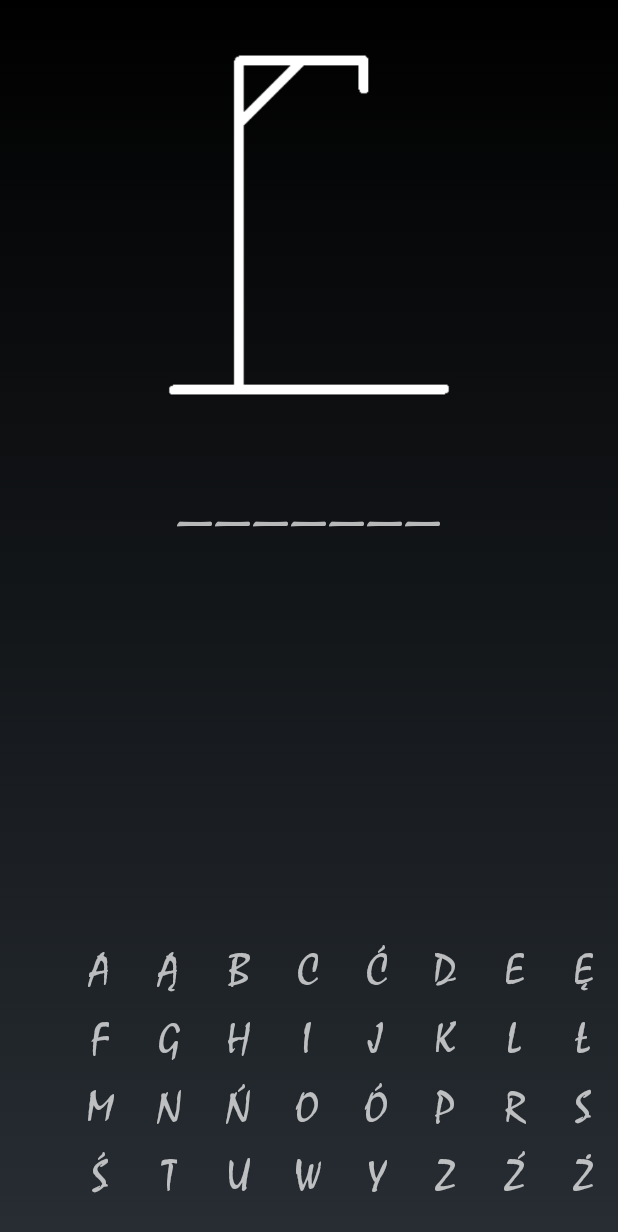
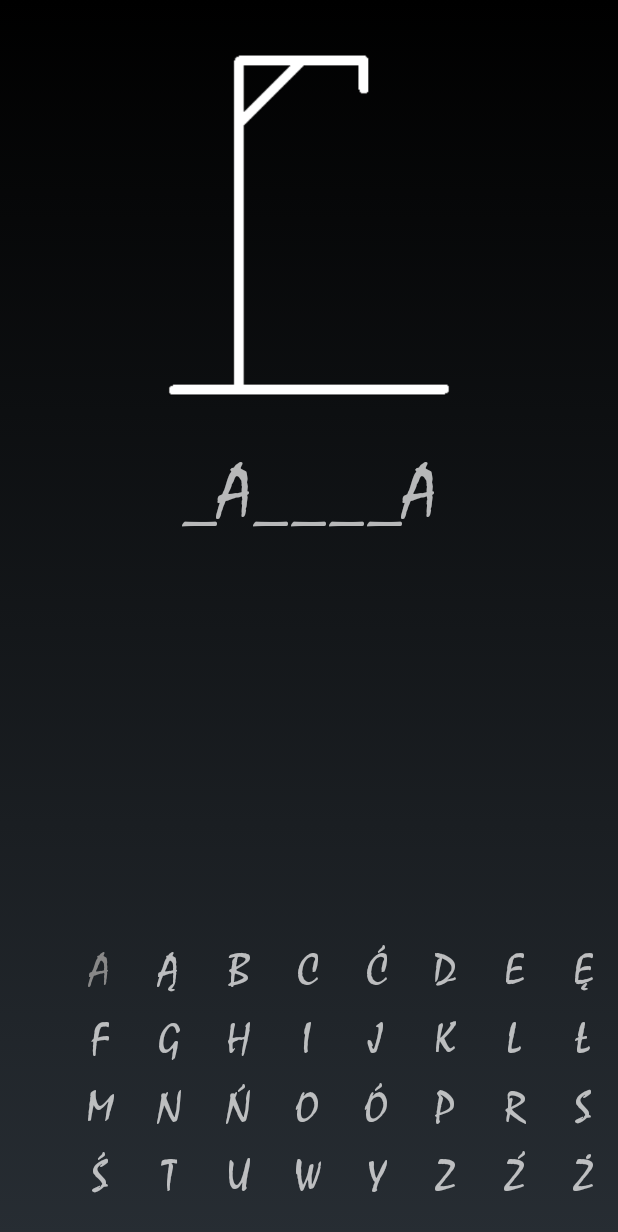
Before and after one commit to pPaszynski/HungmanGame, an Android app: the GameWindow screen opened directly, with no data from a screen before it, after a tap on an icon or button, on a phone screen of 412 x 824 dp. Shown: the top 1232 px of the screen. Run offline under Robolectric (Android 15) with nearby library versions, the phone set to English and light mode, and no system bars.

Commit message:
The first working version

```diff
--- a/app/src/main/java/com/example/dives/wisielec/controller/GameController.java
+++ b/app/src/main/java/com/example/dives/wisielec/controller/GameController.java
@@ -7,6 +7,7 @@ import android.widget.Toast;
 import com.example.dives.wisielec.model.Game;
 
 
+import java.util.ArrayList;
 import java.util.Arrays;
 import java.util.List;
 
@@ -33,8 +34,17 @@ public class GameController {
 //    }
 //}
 
-    public void checkLetter(String s) {
+    public List<Integer> checkLetter(String s) {
+        List<Integer> positions = new ArrayList<>();
 
+        for(Integer i = 0; i<this.word.length(); i++)
+        {
+            if(this.word.indexOf(s, i)!=-1){
+                positions.add(this.word.indexOf(s, i));
+            }
+        }
+
+        return positions;
     }
 
     public String getWord(){
--- a/app/src/main/java/com/example/dives/wisielec/model/Game.java
+++ b/app/src/main/java/com/example/dives/wisielec/model/Game.java
@@ -21,10 +21,10 @@ public class Game {
     private void generateWord(){
         if (this.category.equals("Państwa")) {
             Random rand = new Random();
-            this.word = countries.get(rand.nextInt(countries.size()));
+            this.word = countries.get(rand.nextInt(countries.size())).toUpperCase();
         } else if (this.category.equals("Miasta")) {
             Random rand = new Random();
-            this.word = cities.get(rand.nextInt(cities.size()));
+            this.word = cities.get(rand.nextInt(cities.size())).toUpperCase();
         }
         printCategory();
         System.out.println(getWord());
--- a/app/src/main/java/com/example/dives/wisielec/view/GameWindow.java
+++ b/app/src/main/java/com/example/dives/wisielec/view/GameWindow.java
@@ -6,18 +6,25 @@ import android.graphics.Typeface;
 import android.os.Bundle;
 import android.view.View;
 import android.widget.ImageView;
+import android.widget.LinearLayout;
 import android.widget.TextView;
 
 import com.example.dives.wisielec.R;
 import com.example.dives.wisielec.controller.GameController;
+
+import java.util.List;
+
+import static android.graphics.Color.GRAY;
 
 
 public class GameWindow extends Activity {
 
     private GameController gameController;
     private Integer[] ids;
+    private Integer counter = 0;
     private String guessWord = "";
     private TextView wordTextview;
+    private ImageView statImageView;
     //private TextView[] letters;
 
     @Override
@@ -25,8 +32,8 @@ public class GameWindow extends Activity {
         super.onCreate(savedInstanceState);
         setContentView(R.layout.game);
 
-        ImageView imageView = (ImageView) findViewById(R.id.imageView2);
-        imageView.setImageResource(R.drawable.st0);
+        statImageView = (ImageView) findViewById(R.id.imageView2);
+        setImage();
         wordTextview = (TextView)findViewById(R.id.word);
 
         setFontLetters();
@@ -70,7 +77,53 @@ public class GameWindow extends Activity {
         Integer id = view.getId();
         TextView letter = (TextView)findViewById(id);
         System.out.println(letter.getText().toString());
-        gameController.checkLetter(letter.getText().toString());
+        if(gameController.checkLetter(letter.getText().toString()).isEmpty())
+        {
+            setImage();
+        }else{
+            displayLetter(gameController.checkLetter(letter.getText().toString()));
+            checkWin();
+            System.out.println(gameController.checkLetter(letter.getText().toString()));
+        }
+        letter.setTextColor(GRAY);
+        letter.setEnabled(false);
+        System.out.println(letter.getText().toString());
+    }
+
+    private void checkWin() {
+        if(this.guessWord.indexOf("_")==-1){
+            statImageView.setImageResource(R.drawable.win);
+            disableKey();
+        }
+    }
+
+    private void setImage() {
+        switch(counter) {
+            case 0:
+                statImageView.setImageResource(R.drawable.st0);
+                break;
+            case 1:
+                statImageView.setImageResource(R.drawable.st1);
+                break;
+            case 2:
+                statImageView.setImageResource(R.drawable.st2);
+                break;
+            case 3:
+                statImageView.setImageResource(R.drawable.st3);
+                break;
+            case 4:
+                statImageView.setImageResource(R.drawable.st4);
+                break;
+            case 5:
+                statImageView.setImageResource(R.drawable.st5);
+                break;
+            case 6:
+                statImageView.setImageResource(R.drawable.st6);
+                disableKey();
+                break;
+        }
+        counter++;
+        System.out.println(counter);
     }
 
     public void setWordView(String word) {
@@ -80,4 +133,35 @@ public class GameWindow extends Activity {
         }
         this.wordTextview.setText(guessWord.toString());
     }
+
+    private void displayLetter(List<Integer> pos){
+        StringBuilder ans = new StringBuilder(this.guessWord);
+        System.out.println(pos);
+        for(Integer i : pos){
+            ans.setCharAt(i, gameController.getWord().charAt(i));
+            //System.out.println("naaaaa"+gameController.getWord().charAt(i));
+            this.guessWord=ans.toString();
+           // System.out.println("geswo"+this.guessWord);
+        }
+
+        refreshWord();
+    }
+
+    private void refreshWord(){
+        this.wordTextview.setText(guessWord.toString());
+    }
+
+    private void disableKey() {
+//        char[] abc = {'a', 'ą', 'b', 'c', 'ć', 'd', 'e', 'ę',
+//                'f', 'g', 'h', 'i', 'j', 'k', 'l', 'ł',
+//                'm', 'n', 'ń', 'o', 'ó', 'p', 'r', 's',
+//                'ś', 't', 'u', 'w', 'y', 'z', 'ź', 'ż'};
+        wordTextview.setText(gameController.getWord());
+        for(Integer aa: ids)
+        {
+            TextView textView = (TextView) findViewById(aa);
+            textView.setEnabled(false);
+            //textView.setOnClickListener(onClickListener);
+        }
+    }
 }
--- a/app/src/main/res/layout/game.xml
+++ b/app/src/main/res/layout/game.xml
@@ -1,8 +1,8 @@
 <?xml version="1.0" encoding="utf-8"?>
-<android.support.constraint.ConstraintLayout
-    xmlns:android="http://schemas.android.com/apk/res/android"
+<android.support.constraint.ConstraintLayout xmlns:android="http://schemas.android.com/apk/res/android"
     xmlns:app="http://schemas.android.com/apk/res-auto"
     xmlns:tools="http://schemas.android.com/tools"
+    android:id="@+id/lay"
     android:layout_width="match_parent"
     android:layout_height="match_parent"
     android:theme="@style/Base.Theme.AppCompat"
@@ -51,9 +51,9 @@
                     android:layout_height="46dp"
                     android:layout_weight="1"
                     android:gravity="center"
+                    android:onClick="onClick"
                     android:text="A"
                     android:textSize="30sp"
-                    android:onClick="onClick"
                     tools:layout_editor_absoluteX="8dp"
                     tools:layout_editor_absoluteY="392dp" />
 
@@ -63,9 +63,9 @@
                     android:layout_height="46dp"
                     android:layout_weight="1"
                     android:gravity="center"
+                    android:onClick="onClick"
                     android:text="Ą"
                     android:textSize="30sp"
-                    android:onClick="onClick"
                     tools:layout_editor_absoluteX="52dp"
                     tools:layout_editor_absoluteY="384dp" />
 
@@ -75,8 +75,8 @@
                     android:layout_height="46dp"
                     android:layout_weight="1"
                     android:gravity="center"
+                    android:onClick="onClick"
                     android:text="B"
-                    android:onClick="onClick"
                     android:textSize="30sp" />
 
                 <TextView
@@ -85,8 +85,8 @@
                     android:layout_height="46dp"
                     android:layout_weight="1"
                     android:gravity="center"
+                    android:onClick="onClick"
                     android:text="C"
-                    android:onClick="onClick"
                     android:textSize="30sp" />
 
                 <TextView
@@ -95,8 +95,8 @@
                     android:layout_height="46dp"
                     android:layout_weight="1"
                     android:gravity="center"
+                    android:onClick="onClick"
                     android:text="Ć"
-                    android:onClick="onClick"
                     android:textSize="30sp" />
 
                 <TextView
@@ -105,8 +105,8 @@
                     android:layout_height="46dp"
                     android:layout_weight="1"
                     android:gravity="center"
+                    android:onClick="onClick"
                     android:text="D"
-                    android:onClick="onClick"
                     android:textSize="30sp" />
 
                 <TextView
@@ -115,8 +115,8 @@
                     android:layout_height="46dp"
                     android:layout_weight="1"
                     android:gravity="center"
+                    android:onClick="onClick"
                     android:text="E"
-                    android:onClick="onClick"
                     android:textSize="30sp" />
 
                 <TextView
@@ -125,8 +125,8 @@
                     android:layout_height="46dp"
                     android:layout_weight="1"
                     android:gravity="center"
+                    android:onClick="onClick"
                     android:text="Ę"
-                    android:onClick="onClick"
                     android:textSize="30sp" />
             </LinearLayout>
 
@@ -148,8 +148,8 @@
                     android:layout_height="46dp"
                     android:layout_weight="1"
                     android:gravity="center"
+                    android:onClick="onClick"
                     android:text="F"
-                    android:onClick="onClick"
                     android:textSize="30sp"
                     tools:layout_editor_absoluteX="8dp"
                     tools:layout_editor_absoluteY="392dp" />
@@ -160,8 +160,8 @@
                     android:layout_height="46dp"
                     android:layout_weight="1"
                     android:gravity="center"
+                    android:onClick="onClick"
                     android:text="G"
-                    android:onClick="onClick"
                     android:textSize="30sp"
                     tools:layout_editor_absoluteX="52dp"
                     tools:layout_editor_absoluteY="384dp" />
@@ -172,8 +172,8 @@
                     android:layout_height="46dp"
                     android:layout_weight="1"
                     android:gravity="center"
+                    android:onClick="onClick"
                     android:text="H"
-                    android:onClick="onClick"
                     android:textSize="30sp" />
 
                 <TextView
@@ -182,8 +182,8 @@
                     android:layout_height="46dp"
                     android:layout_weight="1"
                     android:gravity="center"
+                    android:onClick="onClick"
                     android:text="I"
-                    android:onClick="onClick"
                     android:textSize="30sp" />
 
                 <TextView
@@ -192,8 +192,8 @@
                     android:layout_height="46dp"
                     android:layout_weight="1"
                     android:gravity="center"
+                    android:onClick="onClick"
                     android:text="J"
-                    android:onClick="onClick"
                     android:textSize="30sp" />
 
                 <TextView
@@ -202,8 +202,8 @@
                     android:layout_height="46dp"
                     android:layout_weight="1"
                     android:gravity="center"
+                    android:onClick="onClick"
                     android:text="K"
-                    android:onClick="onClick"
                     android:textSize="30sp" />
 
                 <TextView
@@ -212,8 +212,8 @@
                     android:layout_height="46dp"
                     android:layout_weight="1"
                     android:gravity="center"
+                    android:onClick="onClick"
                     android:text="L"
-                    android:onClick="onClick"
                     android:textSize="30sp" />
 
                 <TextView
@@ -222,8 +222,8 @@
                     android:layout_height="46dp"
                     android:layout_weight="1"
                     android:gravity="center"
+                    android:onClick="onClick"
                     android:text="Ł"
-                    android:onClick="onClick"
                     android:textSize="30sp" />
             </LinearLayout>
         </TableRow>
@@ -244,8 +244,8 @@
                     android:layout_height="46dp"
                     android:layout_weight="1"
                     android:gravity="center"
+                    android:onClick="onClick"
                     android:text="M"
-                    android:onClick="onClick"
                     android:textSize="30sp"
                     tools:layout_editor_absoluteX="8dp"
                     tools:layout_editor_absoluteY="392dp" />
@@ -256,8 +256,8 @@
                     android:layout_height="46dp"
                     android:layout_weight="1"
                     android:gravity="center"
+                    android:onClick="onClick"
                     android:text="N"
-                    android:onClick="onClick"
                     android:textSize="30sp"
                     tools:layout_editor_absoluteX="52dp"
                     tools:layout_editor_absoluteY="384dp" />
@@ -268,8 +268,8 @@
                     android:layout_height="46dp"
                     android:layout_weight="1"
                     android:gravity="center"
+                    android:onClick="onClick"
                     android:text="Ń"
-                    android:onClick="onClick"
                     android:textSize="30sp" />
 
                 <TextView
@@ -278,8 +278,8 @@
                     android:layout_height="46dp"
                     android:layout_weight="1"
                     android:gravity="center"
+                    android:onClick="onClick"
                     android:text="O"
-                    android:onClick="onClick"
                     android:textSize="30sp" />
 
                 <TextView
@@ -288,8 +288,8 @@
                     android:layout_height="46dp"
                     android:layout_weight="1"
                     android:gravity="center"
+                    android:onClick="onClick"
                     android:text="Ó"
-                    android:onClick="onClick"
                     android:textSize="30sp" />
 
                 <TextView
@@ -298,8 +298,8 @@
                     android:layout_height="46dp"
                     android:layout_weight="1"
                     android:gravity="center"
+                    android:onClick="onClick"
                     android:text="P"
-                    android:onClick="onClick"
                     android:textSize="30sp" />
 
                 <TextView
@@ -308,8 +308,8 @@
                     android:layout_height="46dp"
                     android:layout_weight="1"
                     android:gravity="center"
+                    android:onClick="onClick"
                     android:text="R"
-                    android:onClick="onClick"
                     android:textSize="30sp" />
 
                 <TextView
@@ -318,8 +318,8 @@
                     android:layout_height="46dp"
                     android:layout_weight="1"
                     android:gravity="center"
+                    android:onClick="onClick"
                     android:text="S"
-                    android:onClick="onClick"
                     android:textSize="30sp" />
             </LinearLayout>
         </TableRow>
@@ -340,8 +340,8 @@
                     android:layout_height="46dp"
                     android:layout_weight="1"
                     android:gravity="center"
+                    android:onClick="onClick"
                     android:text="Ś"
-                    android:onClick="onClick"
                     android:textSize="30sp"
                     tools:layout_editor_absoluteX="8dp"
                     tools:layout_editor_absoluteY="392dp" />
@@ -352,8 +352,8 @@
                     android:layout_height="46dp"
                     android:layout_weight="1"
                     android:gravity="center"
+                    android:onClick="onClick"
                     android:text="T"
-                    android:onClick="onClick"
                     android:textSize="30sp"
                     tools:layout_editor_absoluteX="52dp"
                     tools:layout_editor_absoluteY="384dp" />
@@ -364,8 +364,8 @@
                     android:layout_height="46dp"
                     android:layout_weight="1"
                     android:gravity="center"
+                    android:onClick="onClick"
                     android:text="U"
-                    android:onClick="onClick"
                     android:textSize="30sp" />
 
                 <TextView
@@ -374,8 +374,8 @@
                     android:layout_height="46dp"
                     android:layout_weight="1"
                     android:gravity="center"
+                    android:onClick="onClick"
                     android:text="W"
-                    android:onClick="onClick"
                     android:textSize="30sp" />
 
                 <TextView
@@ -384,8 +384,8 @@
                     android:layout_height="46dp"
                     android:layout_weight="1"
                     android:gravity="center"
+                    android:onClick="onClick"
                     android:text="Y"
-                    android:onClick="onClick"
                     android:textSize="30sp" />
 
                 <TextView
@@ -394,8 +394,8 @@
                     android:layout_height="46dp"
                     android:layout_weight="1"
                     android:gravity="center"
+                    android:onClick="onClick"
                     android:text="Z"
-                    android:onClick="onClick"
                     android:textSize="30sp" />
 
                 <TextView
@@ -404,8 +404,8 @@
                     android:layout_height="46dp"
                     android:layout_weight="1"
                     android:gravity="center"
+                    android:onClick="onClick"
                     android:text="Ź"
-                    android:onClick="onClick"
                     android:textSize="30sp" />
 
                 <TextView
@@ -414,8 +414,8 @@
                     android:layout_height="46dp"
                     android:layout_weight="1"
                     android:gravity="center"
+                    android:onClick="onClick"
                     android:text="Ż"
-                    android:onClick="onClick"
                     android:textSize="30sp" />
             </LinearLayout>
         </TableRow>
```
Also changed, not shown: app/src/main/res/drawable/win.png (added).
